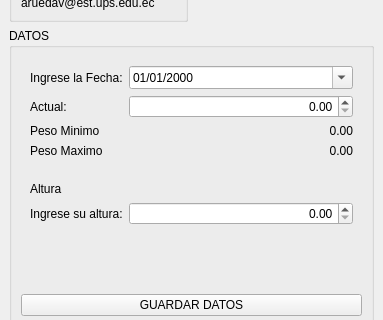
Above: showimc.ui from andrewrv43/examen_rueda_andrew-P59 before the change; both pictures show x 0 to 383 and y 101 to 421 of the 383 by 765 pixel window. Below: the same form after it.
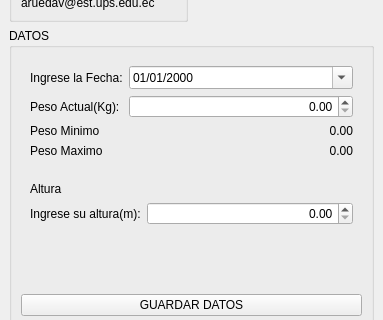
That is the form after the change. Icons and pictures are not drawn.

What changed in the file:
```diff
--- a/showimc.ui
+++ b/showimc.ui
@@ -76,7 +76,7 @@
           <item row="1" column="0">
            <widget class="QLabel" name="label">
             <property name="text">
-             <string>Actual:</string>
+             <string>Peso Actual(Kg):</string>
             </property>
            </widget>
           </item>
@@ -154,7 +154,7 @@
           <item row="1" column="0">
            <widget class="QLabel" name="label_5">
             <property name="text">
-             <string>Ingrese su altura:</string>
+             <string>Ingrese su altura(m):</string>
             </property>
            </widget>
           </item>
```
